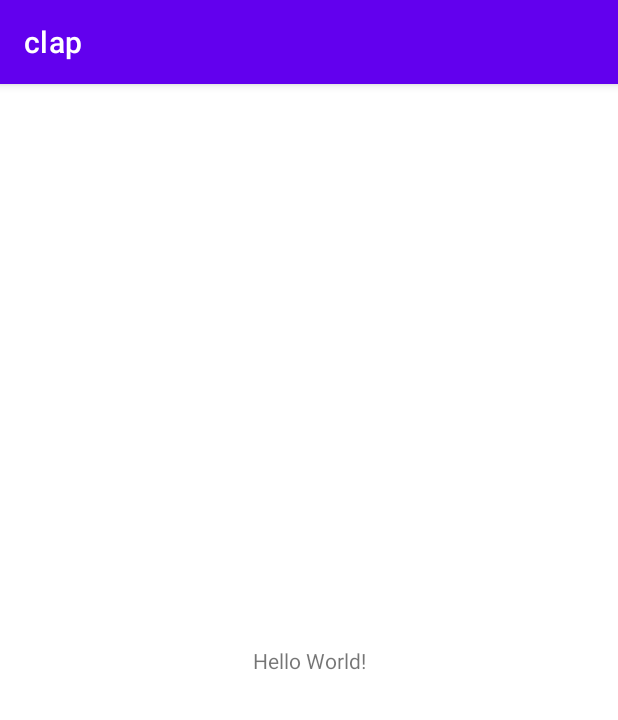
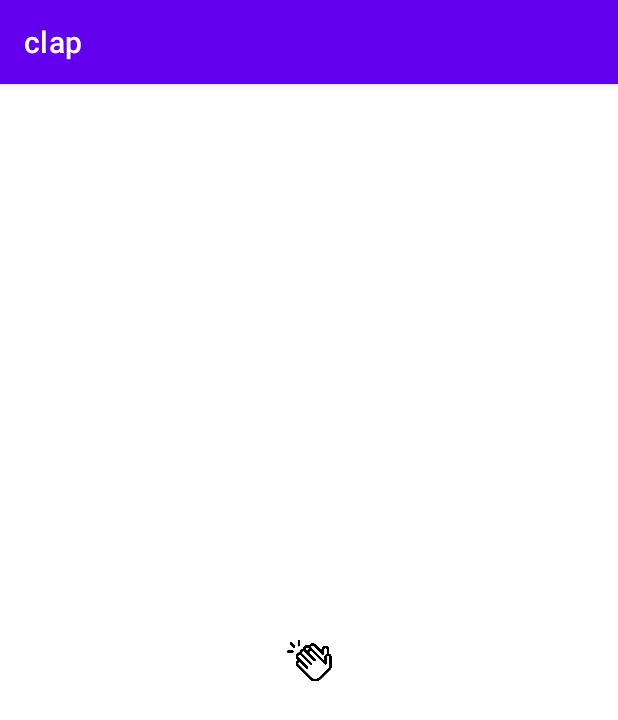
Before and after one commit to abhranja-sudo/clap, an Android app: the screen it shows after launch (MainActivity), on a phone screen of 412 x 824 dp. Shown: the top 720 px of the screen. Run offline under Robolectric (Android 15) with nearby library versions, the phone set to English and light mode, and no system bars.

Commit message:
Added layout and clap image file

```diff
--- a/app/src/main/java/com/ar50645/clap/MainActivity.kt
+++ b/app/src/main/java/com/ar50645/clap/MainActivity.kt
@@ -4,6 +4,8 @@ import androidx.appcompat.app.AppCompatActivity
 import android.os.Bundle
 
 class MainActivity : AppCompatActivity() {
+    private val points = 0
+
     override fun onCreate(savedInstanceState: Bundle?) {
         super.onCreate(savedInstanceState)
         setContentView(R.layout.activity_main)
--- a/app/src/main/res/layout/activity_main.xml
+++ b/app/src/main/res/layout/activity_main.xml
@@ -6,10 +6,43 @@
     android:layout_height="match_parent"
     tools:context=".MainActivity">
 
-    <TextView
+    <FrameLayout
+        android:id="@+id/circleLayout"
         android:layout_width="wrap_content"
         android:layout_height="wrap_content"
-        android:text="Hello World!"
+        android:layout_gravity="center"
+        android:alpha="0"
+        android:layout_marginBottom="12dp"
+        app:layout_constraintBottom_toBottomOf="parent"
+        app:layout_constraintLeft_toLeftOf="parent"
+        app:layout_constraintRight_toRightOf="parent"
+        app:layout_constraintTop_toTopOf="parent" >
+
+        <com.google.android.material.floatingactionbutton.FloatingActionButton
+            android:layout_width="wrap_content"
+            android:layout_height="wrap_content"
+            android:layout_gravity="center"
+            app:elevation="0dp"
+            app:layout_constraintBottom_toBottomOf="parent"
+            app:layout_constraintLeft_toLeftOf="parent"
+            app:layout_constraintRight_toRightOf="parent"
+            app:layout_constraintTop_toTopOf="parent" />
+
+        <TextView
+            android:id="@+id/tvClapCount"
+            android:layout_width="wrap_content"
+            android:layout_height="wrap_content"
+            android:textColor="#ffffff"
+            android:layout_gravity="center"
+            android:fontFamily="sans-serif" />
+
+    </FrameLayout>
+
+    <ImageView
+        android:id="@+id/imgClap"
+        android:layout_width="30dp"
+        android:layout_height="30dp"
+        android:src="@drawable/clap"
         app:layout_constraintBottom_toBottomOf="parent"
         app:layout_constraintLeft_toLeftOf="parent"
         app:layout_constraintRight_toRightOf="parent"
```
Also changed, not shown: app/src/main/res/drawable-v24/clap.png (added).
